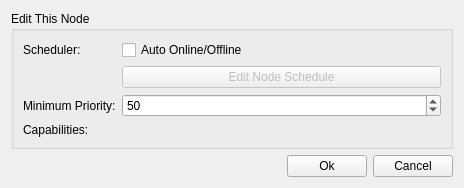
Above: docs/QT_Designer/UI_NodeEditor.ui from david2777/DPS_Hydra before the change. Below: the same form after it.
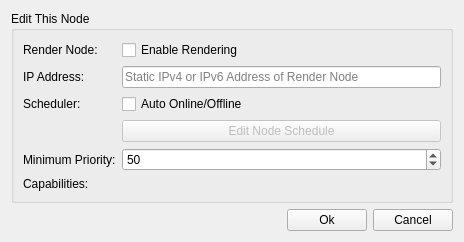
That is the form after the change.

Commit message:
New NodeEditor features, syntax fixes on dialogs
Node editor now supports the is_render_node flag and ip_addr field.
Convert dialog functions from camel case to snake case.

What changed in the file:
```diff
--- a/docs/QT_Designer/UI_NodeEditor.ui
+++ b/docs/QT_Designer/UI_NodeEditor.ui
@@ -7,7 +7,7 @@
     <x>0</x>
     <y>0</y>
     <width>464</width>
-    <height>179</height>
+    <height>228</height>
    </rect>
   </property>
   <property name="sizePolicy">
@@ -38,38 +38,31 @@
       <property name="fieldGrowthPolicy">
        <enum>QFormLayout::AllNonFixedFieldsGrow</enum>
       </property>
-      <item row="0" column="0">
+      <item row="2" column="0">
        <widget class="QLabel" name="schedulerLabel">
         <property name="text">
          <string>Scheduler:</string>
         </property>
        </widget>
       </item>
-      <item row="0" column="1">
+      <item row="2" column="1">
        <widget class="QCheckBox" name="schedCheckBox">
         <property name="text">
          <string>Auto Online/Offline</string>
         </property>
        </widget>
       </item>
-      <item row="2" column="0">
-       <widget class="QLabel" name="label_2">
-        <property name="text">
-         <string/>
-        </property>
-       </widget>
-      </item>
-      <item row="4" column="0">
+      <item row="6" column="0">
        <widget class="QLabel" name="compLabel">
         <property name="text">
          <string>Capabilities:</string>
         </property>
        </widget>
       </item>
-      <item row="4" column="1">
+      <item row="6" column="1">
        <layout class="QGridLayout" name="compGrid"/>
       </item>
-      <item row="3" column="1">
+      <item row="5" column="1">
        <widget class="QSpinBox" name="minPrioritySpinbox">
         <property name="minimum">
          <number>1</number>
@@ -82,14 +75,14 @@
         </property>
        </widget>
       </item>
-      <item row="3" column="0">
+      <item row="5" column="0">
        <widget class="QLabel" name="minPriorityLabel">
         <property name="text">
          <string>Minimum Priority:</string>
         </property>
        </widget>
       </item>
-      <item row="2" column="1">
+      <item row="4" column="1">
        <widget class="QPushButton" name="schedulerEditButton">
         <property name="enabled">
          <bool>false</bool>
@@ -99,6 +92,37 @@
         </property>
        </widget>
       </item>
+      <item row="0" column="0">
+       <widget class="QLabel" name="renderNodeLabel">
+        <property name="text">
+         <string>Render Node:</string>
+        </property>
+       </widget>
+      </item>
+      <item row="0" column="1">
+       <widget class="QCheckBox" name="renderNodeCheckBox">
+        <property name="text">
+         <string>Enable Rendering</string>
+        </property>
+       </widget>
+      </item>
+      <item row="1" column="0">
+       <widget class="QLabel" name="ipLabel">
+        <property name="text">
+         <string>IP Address:</string>
+        </property>
+       </widget>
+      </item>
+      <item row="1" column="1">
+       <widget class="QLineEdit" name="ipLineEdit">
+        <property name="maxLength">
+         <number>39</number>
+        </property>
+        <property name="placeholderText">
+         <string>Static IPv4 or IPv6 Address of Render Node</string>
+        </property>
+       </widget>
+      </item>
      </layout>
     </widget>
    </item>
```
The commit also changes 7 other files.
